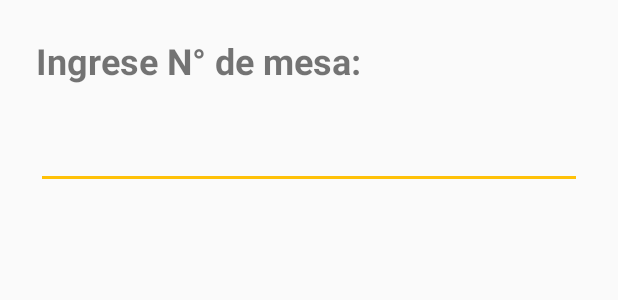
After one commit to christianmtr/Restaurante_DCharlye_app, an Android app: the layout cuadro_de_dialogo.xml on its own in the app's theme, with its tools: preview values and no code run, on a phone screen of 412 x 824 dp. The commit adds this screen. Shown: the top 300 px of the screen. Run offline under Robolectric (Android 15) with nearby library versions, the phone set to English and light mode, and no system bars.

Commit message:
Cuadro de dialogo en actividad de consumo.

```diff
--- a/app/src/main/AndroidManifest.xml
+++ b/app/src/main/AndroidManifest.xml
@@ -27,6 +27,7 @@
                 android:name="android.support.PARENT_ACTIVITY"
                 android:value="com.sistematica.restaurantedcharlye.MainActivity" />
         </activity>
+        <activity android:name=".Consumo_Activity"></activity>
     </application>
 
 </manifest>
--- a/app/src/main/java/com/sistematica/restaurantedcharlye/MainActivity.java
+++ b/app/src/main/java/com/sistematica/restaurantedcharlye/MainActivity.java
@@ -2,9 +2,6 @@ package com.sistematica.restaurantedcharlye;
 
 import android.content.Intent;
 import android.os.Bundle;
-import android.support.design.widget.FloatingActionButton;
-import android.support.design.widget.Snackbar;
-import android.view.View;
 import android.support.design.widget.NavigationView;
 import android.support.v4.view.GravityCompat;
 import android.support.v4.widget.DrawerLayout;
@@ -95,7 +92,8 @@ public class MainActivity extends AppCompatActivity
             Intent i = new Intent(this,CartaActivity.class);
             startActivity(i);
         } else if (id == R.id.nav_consumo) {
-
+            Intent j = new Intent(this, Consumo_Activity.class);
+            startActivity(j);
         } else if (id == R.id.nav_share) {
 
         } else if (id == R.id.nav_opinion) {
--- /dev/null
+++ b/app/src/main/res/layout/cuadro_de_dialogo.xml
@@ -0,0 +1,46 @@
+<?xml version="1.0" encoding="utf-8"?>
+<LinearLayout xmlns:android="http://schemas.android.com/apk/res/android"
+    android:layout_width="match_parent"
+    android:layout_height="match_parent"
+    android:orientation="vertical"
+    android:padding="24dp">
+
+    <TextView
+        android:text="Ingrese N° de mesa:"
+        android:layout_width="match_parent"
+        android:layout_height="wrap_content"
+        android:id="@+id/tv_dialogo_nmesa"
+        android:textSize="24sp"
+        android:textStyle="normal|bold" />
+
+    <EditText
+        android:layout_width="match_parent"
+        android:layout_height="wrap_content"
+        android:inputType="number"
+        android:ems="10"
+        android:id="@+id/et_dialogo_nmesa"
+        android:layout_marginTop="24dp"
+        android:textAlignment="center" />
+
+    <!--<LinearLayout-->
+    <!--android:orientation="horizontal"-->
+    <!--android:layout_width="match_parent"-->
+    <!--android:layout_height="match_parent">-->
+
+    <!--<Button-->
+    <!--android:text="Cancelar"-->
+    <!--android:layout_width="wrap_content"-->
+    <!--android:layout_height="wrap_content"-->
+    <!--android:id="@+id/btn_dialogo_cancelar"-->
+    <!--android:layout_weight="1"-->
+    <!--android:layout_marginTop="24dp" />-->
+
+    <!--<Button-->
+    <!--android:text="Consultar"-->
+    <!--android:layout_width="wrap_content"-->
+    <!--android:layout_height="wrap_content"-->
+    <!--android:id="@+id/btn_dialogo_aceptar"-->
+    <!--android:layout_weight="1"-->
+    <!--android:layout_marginTop="24dp" />-->
+    <!--</LinearLayout>-->
+</LinearLayout>
--- a/app/src/main/res/values/strings.xml
+++ b/app/src/main/res/values/strings.xml
@@ -15,4 +15,5 @@
 
     <string name="title_activity_carta">Carta</string>
     <string name="section_format">Hello World from section: %1$d</string>
+    <string name="title_activity_consumo_">Consumo</string>
 </resources>
```
Also changed, not shown: app/src/main/java/com/sistematica/restaurantedcharlye/CartaActivity.java (+2 -9 lines), app/src/main/java/com/sistematica/restaurantedcharlye/Consumo_Activity.java (added, +75 -0 lines), app/src/main/res/layout/activity_consumo.xml (added, +20 -0 lines).
